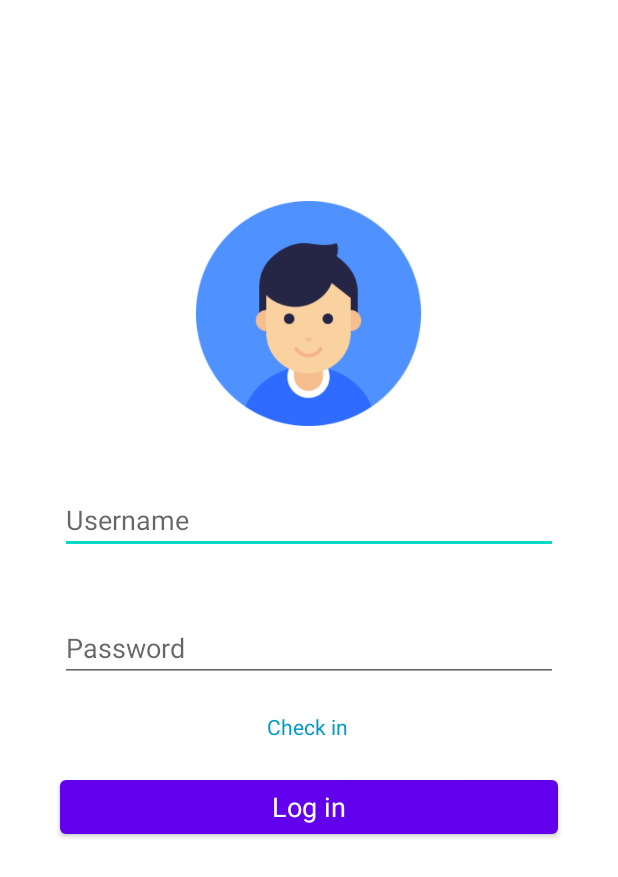
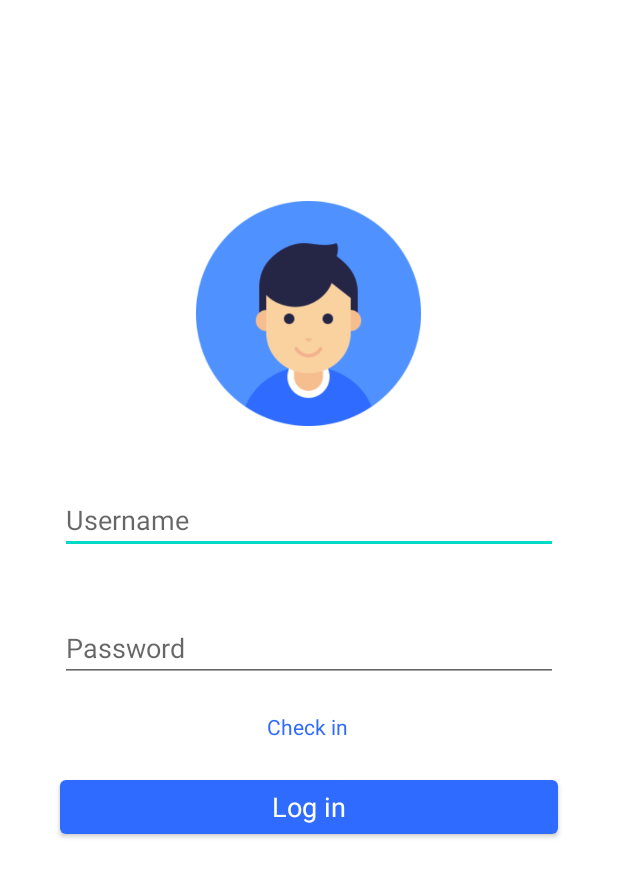
Before and after one commit to Jarenass97/DesafioInventario, an Android app: the screen it shows after launch (LoginActivity), on a phone screen of 412 x 824 dp. Shown: the top 877 px of the screen. Run offline under Robolectric (Android 15) with nearby library versions, the phone set to English and light mode, and no system bars.

Commit message:
ajuste de los colores primarios del tema

```diff
--- a/DesafioInventario/app/src/main/res/values-night/themes.xml
+++ b/DesafioInventario/app/src/main/res/values-night/themes.xml
@@ -2,15 +2,18 @@
     <!-- Base application theme. -->
     <style name="Theme.DesafioInventario" parent="Theme.MaterialComponents.DayNight.DarkActionBar">
         <!-- Primary brand color. -->
-        <item name="colorPrimary">@color/purple_200</item>
-        <item name="colorPrimaryVariant">@color/purple_700</item>
+        <item name="colorPrimary">@color/primary</item>
+        <item name="colorPrimaryVariant">@color/primaryVariant</item>
         <item name="colorOnPrimary">@color/black</item>
         <!-- Secondary brand color. -->
-        <item name="colorSecondary">@color/teal_200</item>
-        <item name="colorSecondaryVariant">@color/teal_200</item>
+        <item name="colorSecondary">@color/secondary</item>
+        <item name="colorSecondaryVariant">@color/secondary</item>
         <item name="colorOnSecondary">@color/black</item>
         <!-- Status bar color. -->
         <item name="android:statusBarColor" tools:targetApi="l">?attr/colorPrimaryVariant</item>
         <!-- Customize your theme here. -->
     </style>
+    <style name="textBoton" parent="Theme.DesafioInventario">
+        <item name="android:textColor">@color/secondary</item>
+    </style>
 </resources>
--- a/DesafioInventario/app/src/main/res/values/colors.xml
+++ b/DesafioInventario/app/src/main/res/values/colors.xml
@@ -1,12 +1,13 @@
 <?xml version="1.0" encoding="utf-8"?>
 <resources>
     <color name="purple_200">#FFBB86FC</color>
-    <color name="purple_500">#FF6200EE</color>
-    <color name="purple_700">#FF3700B3</color>
-    <color name="teal_200">#FF03DAC5</color>
+    <color name="primary">#306BFF</color>
+    <color name="primaryVariant">#FF3700B3</color>
+    <color name="secondary">#FF03DAC5</color>
     <color name="teal_700">#FF018786</color>
     <color name="black">#FF000000</color>
     <color name="white">#FFFFFFFF</color>
     <color name="pulsacion">#41373535</color>
     <color name="error">#E10D0D</color>
+    <color name="onPrimaryDark">#494949</color>
 </resources>
--- a/DesafioInventario/app/src/main/res/values/themes.xml
+++ b/DesafioInventario/app/src/main/res/values/themes.xml
@@ -2,11 +2,11 @@
     <!-- Base application theme. -->
     <style name="Theme.DesafioInventario" parent="Theme.MaterialComponents.DayNight.DarkActionBar">
         <!-- Primary brand color. -->
-        <item name="colorPrimary">@color/purple_500</item>
-        <item name="colorPrimaryVariant">@color/purple_700</item>
+        <item name="colorPrimary">@color/primary</item>
+        <item name="colorPrimaryVariant">@color/primaryVariant</item>
         <item name="colorOnPrimary">@color/white</item>
         <!-- Secondary brand color. -->
-        <item name="colorSecondary">@color/teal_200</item>
+        <item name="colorSecondary">@color/secondary</item>
         <item name="colorSecondaryVariant">@color/teal_700</item>
         <item name="colorOnSecondary">@color/black</item>
         <!-- Status bar color. -->
@@ -26,7 +26,7 @@
     </style>
 
     <style name="textBoton" parent="Theme.DesafioInventario">
-        <item name="android:textColor">@android:color/holo_blue_dark</item>
+        <item name="android:textColor">@color/primary</item>
     </style>
 
     <style name="botones" parent="margenes">
```
